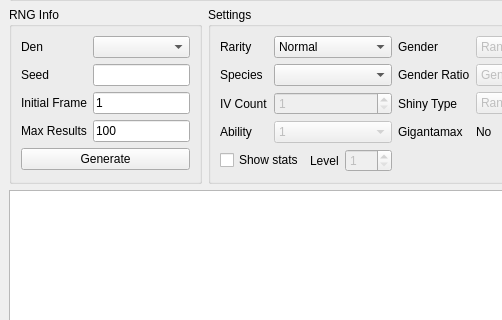
Qt form Forms/MainWindow.ui (Admiral-Fish/RaidFinder) before a commit; both pictures show x 0 to 502 and y 102 to 422 of the 1200 by 600 pixel window.
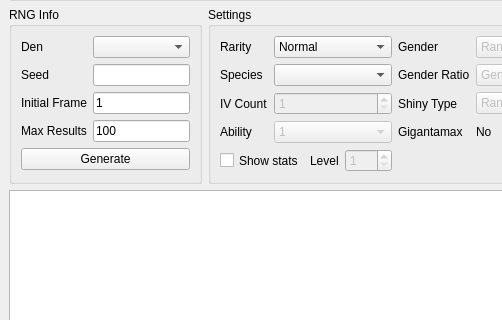
The same form after that commit. Custom widgets are drawn as their Qt base class.

Commit message: center show stats checkbox

```diff
--- a/Forms/MainWindow.ui
+++ b/Forms/MainWindow.ui
@@ -396,6 +396,12 @@
         <layout class="QHBoxLayout" name="horizontalLayout">
          <item>
           <widget class="QCheckBox" name="checkBoxShowStats">
+           <property name="sizePolicy">
+            <sizepolicy hsizetype="Minimum" vsizetype="Preferred">
+             <horstretch>0</horstretch>
+             <verstretch>0</verstretch>
+            </sizepolicy>
+           </property>
            <property name="text">
             <string>Show stats</string>
            </property>
```
Left out of the diff: 8 changed lines with no effect on the pictures.
